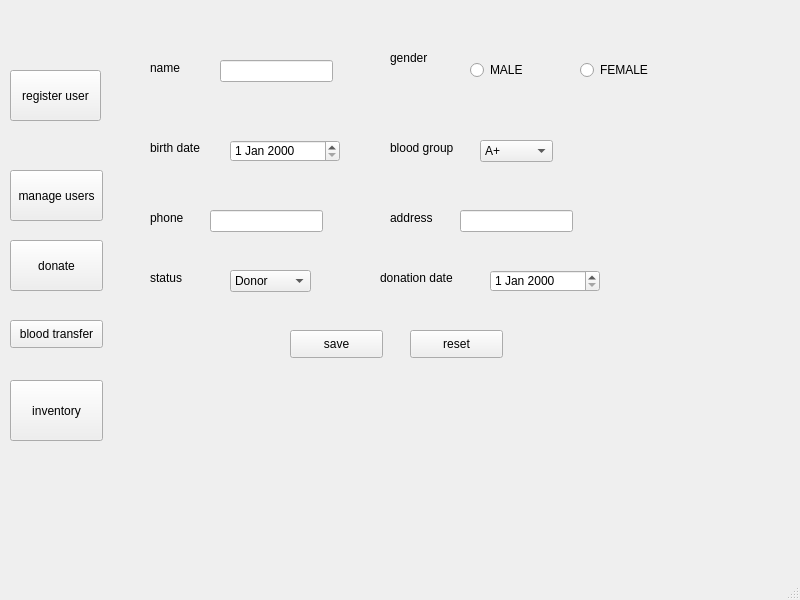
This is Forms/dashboard.ui in Arch-Frost/OneBlood as Qt 5 draws it before an edit. The edited form follows.
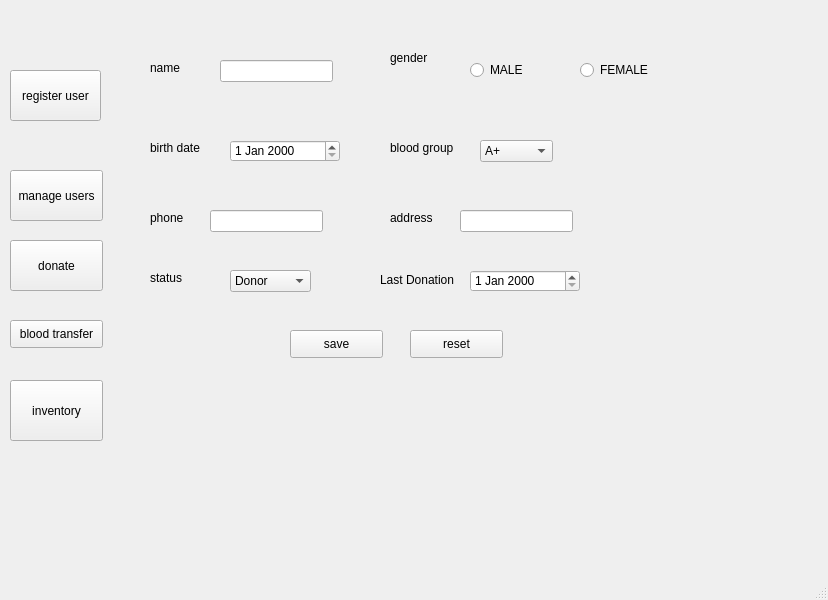
This is the edited form. The open tabs and pages were chosen to show the change.

Commit message: Register and Manage User Pages finalized.

```diff
--- a/Forms/dashboard.ui
+++ b/Forms/dashboard.ui
@@ -6,7 +6,7 @@
    <rect>
     <x>0</x>
     <y>0</y>
-    <width>800</width>
+    <width>828</width>
     <height>600</height>
    </rect>
   </property>
@@ -257,30 +257,30 @@
        </property>
       </item>
      </widget>
-     <widget class="QLabel" name="registeruser_donationdate_label">
+     <widget class="QDateEdit" name="registeruser_lastdonation_textfield">
+      <property name="geometry">
+       <rect>
+        <x>360</x>
+        <y>260</y>
+        <width>110</width>
+        <height>22</height>
+       </rect>
+      </property>
+      <property name="acceptDrops">
+       <bool>false</bool>
+      </property>
+     </widget>
+     <widget class="QLabel" name="registeruser_lastdonation_label">
       <property name="geometry">
        <rect>
         <x>270</x>
         <y>260</y>
-        <width>101</width>
-        <height>16</height>
+        <width>81</width>
+        <height>20</height>
        </rect>
       </property>
       <property name="text">
-       <string>donation date</string>
-      </property>
-     </widget>
-     <widget class="QDateEdit" name="registeruser_donationdate_textfield">
-      <property name="geometry">
-       <rect>
-        <x>380</x>
-        <y>260</y>
-        <width>110</width>
-        <height>22</height>
-       </rect>
-      </property>
-      <property name="acceptDrops">
-       <bool>false</bool>
+       <string>Last Donation</string>
       </property>
      </widget>
     </widget>
```
Left out of the diff: 2 changed lines with no effect on the pictures. The commit also changes 2 other files.
